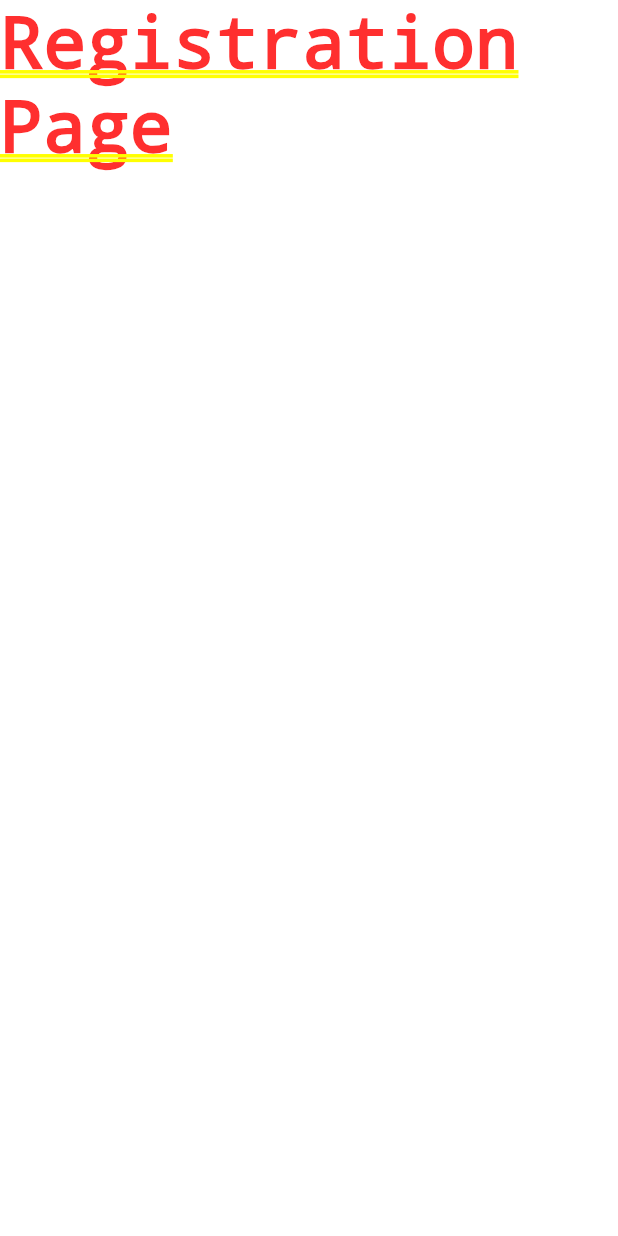
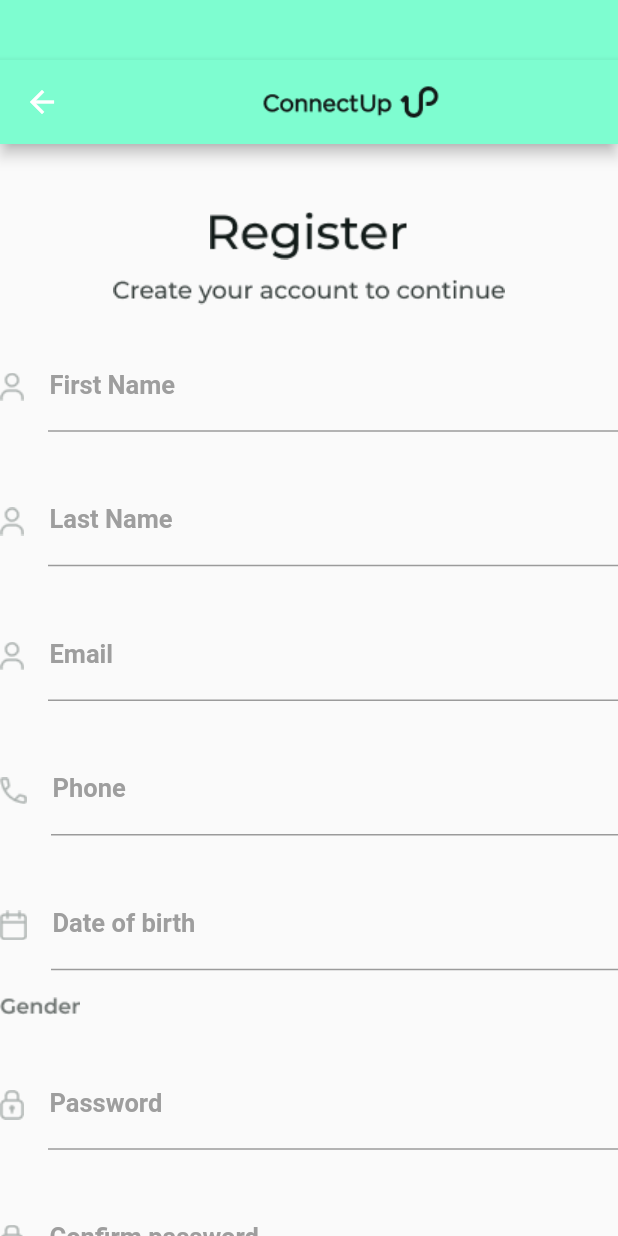
Before and after one commit to V4TSAL/flutterPractise, a Flutter app: the screen it shows after launch, after a tap on "Register", on a phone screen of 412 x 824 dp. Run offline on Flutter 3.47's test engine with Material 2 defaults, Android fonts, the phone set to English and light mode, and no system bars.

Commit message:
First commit to the dev1 branch

```diff
--- /dev/null
+++ b/lib/Widgets/textfield.dart
@@ -0,0 +1,16 @@
+import 'package:first_task_s/welcome_back_page.dart';
+import 'package:flutter/material.dart';
+
+Widget CustomTextField(String t, String icon_name) {
+  return (Container(
+    child:TextFormField(
+    keyboardType: TextInputType.emailAddress,
+    autofocus: false,
+    decoration: InputDecoration(
+      icon: Image.asset("assets/icons/${icon_name}"),
+      labelText: '${t}',
+      labelStyle: TextStyle(color: Colors.grey,fontWeight: FontWeight.bold,fontSize: 17),
+      contentPadding: EdgeInsets.fromLTRB(1.0, 12.0, 20.0, 12.0),
+    ),
+  ),));
+}
--- /dev/null
+++ b/lib/registartion_page.dart
@@ -0,0 +1,60 @@
+import 'package:first_task_s/Widgets/apbar.dart';
+import 'package:first_task_s/Widgets/button.dart';
+import 'package:first_task_s/Widgets/textfield.dart';
+import 'package:flutter/material.dart';
+
+class RegistrationPage extends StatefulWidget {
+  const RegistrationPage({super.key});
+
+  @override
+  State<RegistrationPage> createState() => _RegistrationPageState();
+}
+
+class _RegistrationPageState extends State<RegistrationPage> {
+  @override
+  Widget build(BuildContext context) {
+    return (Scaffold(
+      appBar: CustomAppBar(),
+      body: SingleChildScrollView(
+        child: Column(
+          children: [
+            SizedBox(
+              height: 45,
+            ),
+            Align(
+                alignment: Alignment.center,
+                child: Image.asset('assets/images/Register.png')),
+            SizedBox(height: 13,),
+            Align(
+                alignment: Alignment.center,
+                child: Image.asset('assets/images/Create your account to continue.png'))
+          ,
+            SizedBox(height: 25,),
+            CustomTextField("First Name","person_icon.png"),
+            SizedBox(height: 30,),
+            CustomTextField("Last Name","person_icon.png"),
+            SizedBox(height: 30,),
+            CustomTextField("Email","person_icon.png"),
+            SizedBox(height: 30,),
+            CustomTextField("Phone","phone_icon.png"),
+            SizedBox(height: 30,),
+            CustomTextField("Date of birth","calendar_icon.png"),
+            SizedBox(height: 18,),
+            Align(alignment: Alignment.topLeft,child:Image.asset("assets/images/Gender.png")),
+            SizedBox(height: 30,),
+            CustomTextField("Password","lock_icon.png"),
+            SizedBox(height: 30,),
+            CustomTextField("Confirm password","lock_icon.png"),
+            SizedBox(height: 30,),
+            ButtonCustom(context,295, 126, 253, 208, 1, "Login", false,(){
+              Navigator.push(
+                context,
+                MaterialPageRoute(builder: (context) => Text("REGISTRATION COMPLETE")),
+              );
+            }),
+          ],
+        ),
+      ),
+    ));
+  }
+}
--- a/lib/welcoming_page.dart
+++ b/lib/welcoming_page.dart
@@ -1,8 +1,9 @@
-import 'package:first_task_s/button.dart';
+import 'package:first_task_s/Widgets/button.dart';
+import 'package:first_task_s/registartion_page.dart';
 import 'package:first_task_s/welcome_back_page.dart';
 import 'package:flutter/material.dart';
 
-import 'apbar.dart';
+import 'Widgets/apbar.dart';
 
 class LoginOrRegisterPage extends StatefulWidget {
   const LoginOrRegisterPage({super.key});
@@ -37,7 +38,7 @@ class _LoginOrRegisterPageState extends State<LoginOrRegisterPage> {
           ButtonCustom(context,295, 255, 255, 255, 1, "Register", true,(){
             Navigator.push(
               context,
-              MaterialPageRoute(builder: (context) => Text("Registration Page")),
+              MaterialPageRoute(builder: (context) => RegistrationPage()),
             );
           })
         ],
--- a/pubspec.yaml
+++ b/pubspec.yaml
@@ -54,6 +54,7 @@ dev_dependencies:
 flutter:
   assets:
     - assets/images/
+    - assets/icons/
 
   # The following line ensures that the Material Icons font is
   # included with your application, so that you can use the icons in
```
Also changed, not shown: lib/Widgets/radiobuttons.dart (added, +16 -0 lines), lib/welcome_back_page.dart (+11 -25 lines), assets/icons/calendar_icon.png (added), assets/icons/lock_icon.png (added), assets/icons/person_icon.png (added), assets/icons/phone_icon.png (added), assets/images/Create your account to continue.png (added), assets/images/Gender.png (added), assets/images/Register.png (added), lib/Widgets/apbar.dart (renamed from lib/apbar.dart), lib/Widgets/button.dart (renamed from lib/button.dart).
